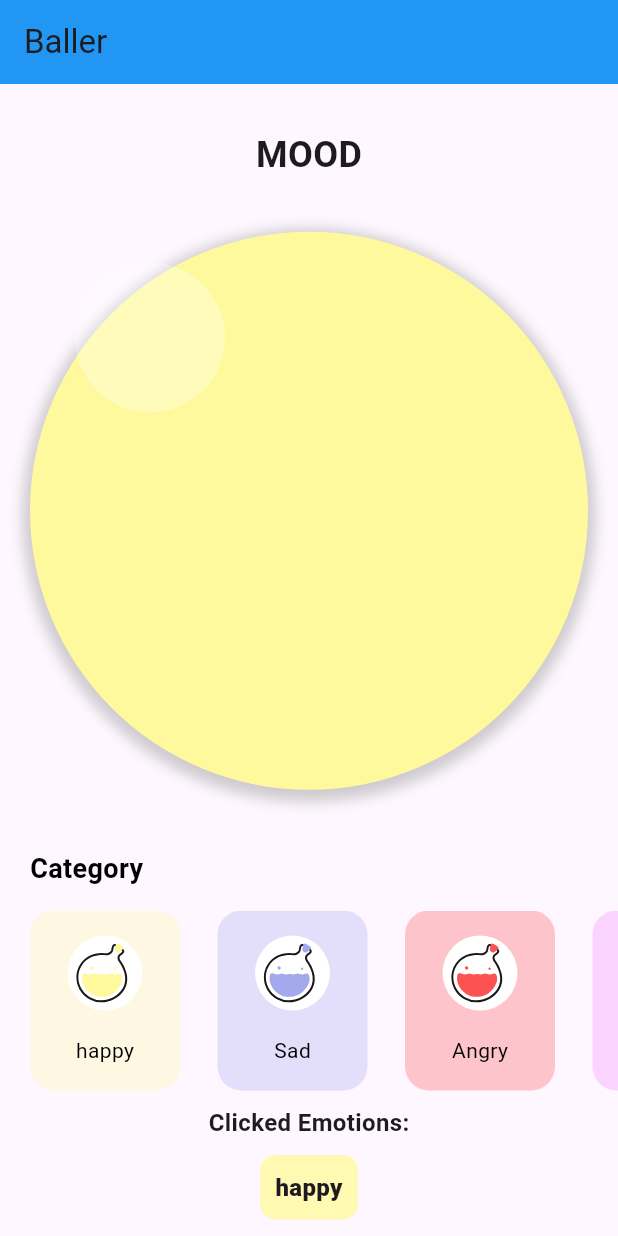
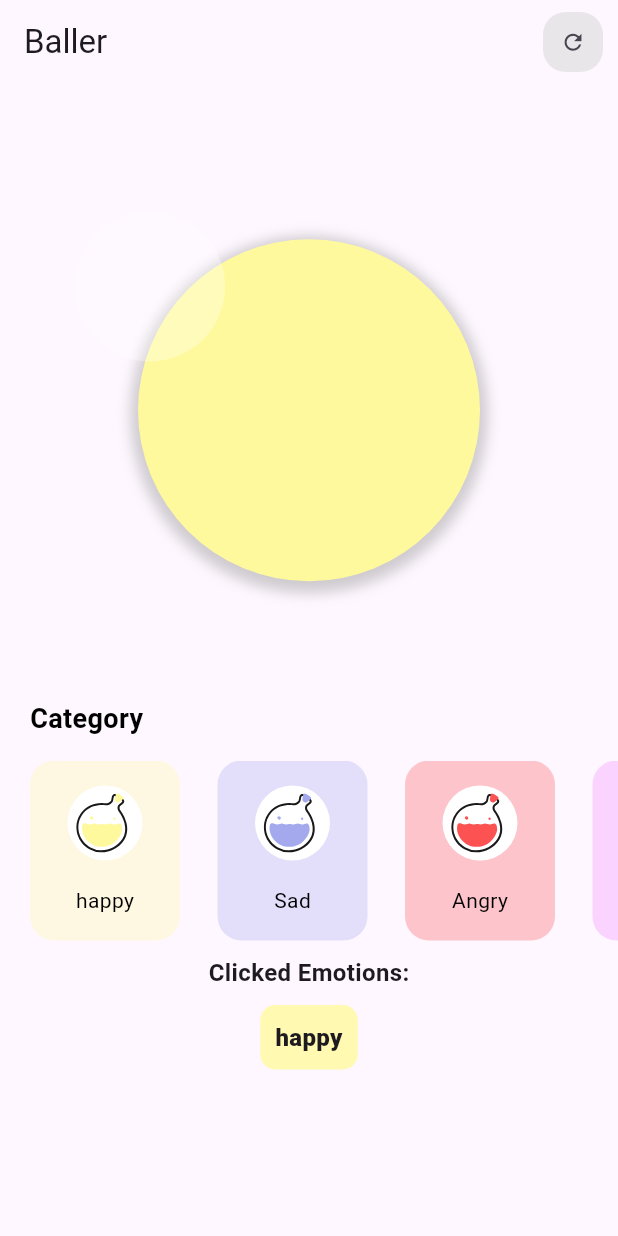
Before and after one commit to GuilhermeVoyna/flutter_ball, a Flutter app: the screen it shows after launch, after a tap on "happy", on a phone screen of 412 x 824 dp. Run offline on Flutter 3.47's test engine with Material 3 defaults, Android fonts, the phone set to English and light mode, and no system bars; our stand-ins replace flutter_svg.

Commit message:
rest button + ball ajust

```diff
--- a/lib/main.dart
+++ b/lib/main.dart
@@ -9,9 +9,9 @@ class MyApp extends StatelessWidget {
   const MyApp({super.key});
   @override
   Widget build(BuildContext context) {
-    return  MaterialApp(
+    return  const MaterialApp(
       debugShowCheckedModeBanner: false,
-      home:  const HomePage(),
+      home:  HomePage(),
     );
   }
 }
--- a/lib/model/emotion.dart
+++ b/lib/model/emotion.dart
@@ -19,42 +19,42 @@ class EmotionModel {
     emotions.add(
       EmotionModel(
         name: 'happy',
-        boxColor: Color.fromARGB(255, 255, 249, 158)
+        boxColor: const Color.fromARGB(255, 255, 249, 158)
       )
     );
 
     emotions.add(
       EmotionModel(
         name: 'Sad',
-        boxColor: Color.fromARGB(255, 164, 169, 238)
+        boxColor: const Color.fromARGB(255, 164, 169, 238)
       )
     );
 
     emotions.add(
       EmotionModel(
         name: 'Angry',
-        boxColor: Color.fromARGB(255, 252, 82, 82)
+        boxColor: const Color.fromARGB(255, 252, 82, 82)
       )
     );
 
     emotions.add(
       EmotionModel(
         name: 'Fear',
-        boxColor: Color.fromARGB(255, 244, 128, 255)
+        boxColor: const Color.fromARGB(255, 244, 128, 255)
       )
     );
 
     emotions.add(
       EmotionModel(
         name: 'Disgust',
-        boxColor: Color.fromARGB(255, 98, 238, 117)
+        boxColor: const Color.fromARGB(255, 98, 238, 117)
       )
     );
 
     emotions.add(
       EmotionModel(
         name: 'Anxious',
-        boxColor: Color.fromARGB(255, 255, 159, 128)
+        boxColor: const Color.fromARGB(255, 255, 159, 128)
       )
     );
 
--- a/lib/pages/home/home.dart
+++ b/lib/pages/home/home.dart
@@ -10,11 +10,9 @@ class HomePage extends StatefulWidget {
 }
 
 class _HomePageState extends State<HomePage> {
-
   int ballDivisionCount = 2;
-
   List<EmotionModel> emotions = [];
-  List <Color> clickedEmotionsColors = [];
+  List<Color> clickedEmotionsColors = [];
   String selectedEmotion = '';
 
   void _getEmotions() {
@@ -31,6 +29,12 @@ class _HomePageState extends State<HomePage> {
     });
   }
 
+  void _resetBall() {
+    setState(() {
+      clickedEmotionsColors.clear();
+      selectedEmotion = '';
+    });
+  }
 
   @override
   void initState() {
@@ -38,39 +42,49 @@ class _HomePageState extends State<HomePage> {
     _getEmotions();
   }
 
-
   @override
   Widget build(BuildContext context) {
     return Scaffold(
       appBar: AppBar(
         title: const Text('Baller'),
-        backgroundColor: Colors.blue,
+        actions: [
+Container(
+  margin: const EdgeInsets.only(right: 10),
+  decoration: BoxDecoration(
+    color: const Color.fromARGB(128, 213, 213, 213),
+    borderRadius: BorderRadius.circular(15),
+  ),
+  width: 40.0,
+  height: 40.0,
+  child: IconButton(
+    icon: const Icon(Icons.refresh, size: 17),
+    onPressed: _resetBall,
+  ),
+),
+        ],
       ),
       body: SingleChildScrollView(
         child: Column(
           children: [
             _myBall(),
-            const SizedBox(
-              height: 10,
-            ),
+            const SizedBox(height: 10),
             _categoriesSection(),
-            const SizedBox(
-              height: 10,
-            ),
+            const SizedBox(height: 10),
             Column(
               children: [
-
                 Text(
-    clickedEmotionsColors.isEmpty ? 'No emotions clicked yet' : 'Clicked Emotions:',
+                  clickedEmotionsColors.isEmpty
+                      ? 'No emotions clicked yet'
+                      : 'Clicked Emotions:',
                   style: const TextStyle(
-      fontSize: 16.0,
-      fontWeight: FontWeight.bold
-      ),
+                      fontSize: 16.0, fontWeight: FontWeight.bold),
                 ),
                 const SizedBox(height: 10),
                 Container(
                   decoration: BoxDecoration(
-      color: clickedEmotionsColors.isEmpty ? Colors.grey.withOpacity(0.0) : clickedEmotionsColors[0].withOpacity(0.8),
+                    color: clickedEmotionsColors.isEmpty
+                        ? null
+                        : clickedEmotionsColors[0].withOpacity(0.8),
                     borderRadius: BorderRadius.circular(10),
                   ),
                   child: Padding(
@@ -107,11 +121,10 @@ children: [
             ),
           ),
         ),
-        const SizedBox(height: 15,),
+        const SizedBox(height: 15),
         SizedBox(
           height: 120,
-          child:
-ListView.separated(
+          child: ListView.separated(
             itemCount: emotions.length,
             scrollDirection: Axis.horizontal,
             padding: const EdgeInsets.only(left: 20, right: 20),
@@ -119,12 +132,7 @@ ListView.separated(
             itemBuilder: (context, index) {
               return GestureDetector(
                 onTap: () {
-        // Handle item click event:
-        // - Navigate to a new screen
-        // - Show a dialog
-        // - Perform any other action based on emotions[index]
                   _handleItemClick(index);
-        //make a list off all the emotions that have been clicked
                 },
                 child: Container(
                   width: 100,
@@ -150,7 +158,8 @@ ListView.separated(
                               child: SvgPicture.asset(
                                 emotions[index].bottlePath,
                                 fit: BoxFit.contain,
-                      placeholderBuilder: (BuildContext context) => Container(
+                                placeholderBuilder: (BuildContext context) =>
+                                    Container(
                                   padding: const EdgeInsets.all(30.0),
                                   child: const CircularProgressIndicator(),
                                 ),
@@ -180,39 +189,37 @@ ListView.separated(
                 ),
               );
             },
-)
+          ),
         ),
       ],
     );
   }
+
   SizedBox _myBall() {
     return SizedBox(
-    height: 500,
+      height: 400,
       child: Column(
         children: [
           const Padding(
             padding: EdgeInsets.only(top: 30, bottom: 5),
-          child: Text(
-            'MOOD',
-            style: TextStyle(
-              fontSize: 24,
-              fontWeight: FontWeight.bold,
-            ),
-          ),
           ),
           Expanded(
             child: Stack(
               alignment: Alignment.center,
               children: [
                 Container(
-                margin: const EdgeInsets.only(left: 20, right: 20),
+                  margin: const EdgeInsets.only(left: 92, right: 92),
                   decoration: BoxDecoration(
                     shape: BoxShape.circle,
                     gradient: RadialGradient(
-                    colors: clickedEmotionsColors.isNotEmpty ? clickedEmotionsColors : [Colors.grey, Colors.white],
-                    stops: _calculateStops(clickedEmotionsColors.length),
-                    center: Alignment.topCenter, // Mudado para bottomCenter
-                    radius: 0.8,
+                    colors: clickedEmotionsColors.isNotEmpty
+                        ? clickedEmotionsColors
+                        : [Colors.grey, Colors.white],
+                    stops: clickedEmotionsColors.isNotEmpty
+                        ? _calculateStops(clickedEmotionsColors.length)
+                        : null,
+                    center: Alignment.topCenter,
+                    radius: 1.0,
                     ),
                     boxShadow: [
                       BoxShadow(
@@ -245,9 +252,9 @@ SizedBox _myBall() {
   }
 
   List<double> _calculateStops(int count) {
-  // Gera stops baseados na quantidade de cores
-  if (count <= 1) return [0.5];
-  double step = 1.0 / (count - 1);
-  return List<double>.generate(count, (index) => step * index);
+    if (count == 0) return [0.5];
+    double step = 1.0 / (count);
+    return List<double>.generate(count, (index) => step * (index + 1));
+
   }
 }
```
Lines whose indentation alone changed are shown as unchanged.
